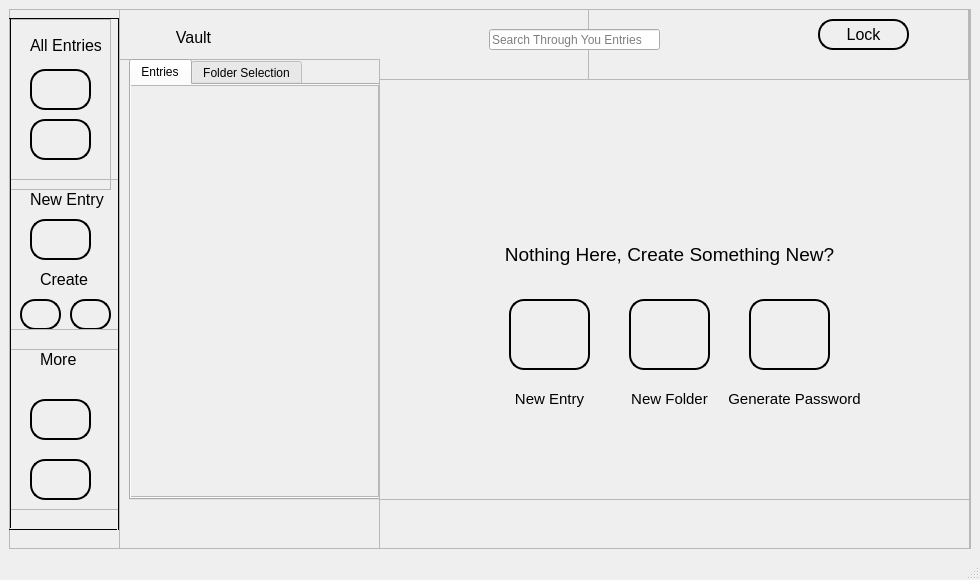
First picture: the form in src/completed/testmain.ui, repository MS-sketch/Data_Manager, before the edit.
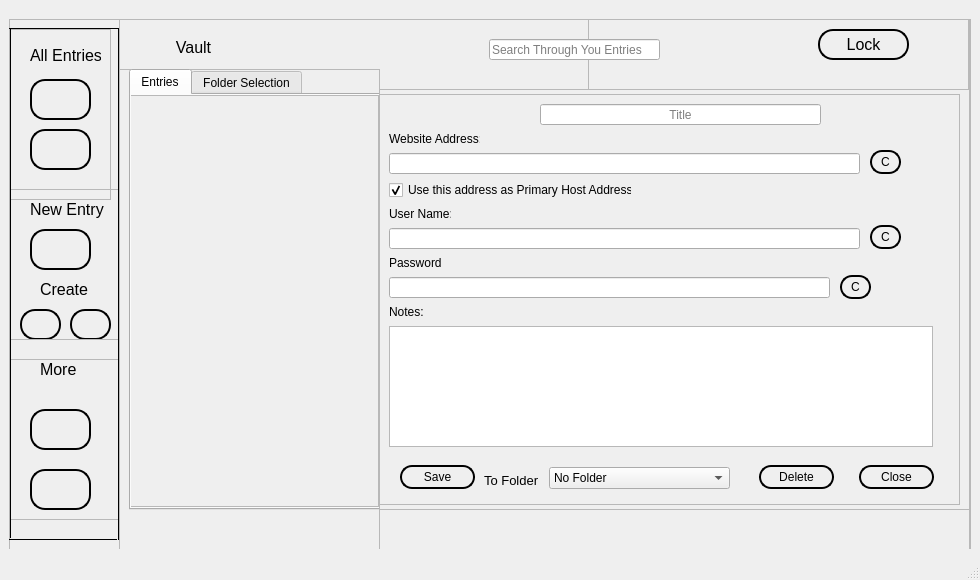
Second picture: the form after the edit. The open tabs and pages were chosen to show the change. Icons and pictures are not drawn.

Commit message: Ui improvements & enhancements, folder feature development.

Patch:
```diff
--- a/src/completed/testmain.ui
+++ b/src/completed/testmain.ui
@@ -34,7 +34,20 @@
    </property>
    <layout class="QVBoxLayout" name="verticalLayout">
     <item>
+     <widget class="QStackedWidget" name="stackedWidget">
+      <property name="currentIndex">
+       <number>0</number>
+      </property>
+      <widget class="QWidget" name="page">
      <widget class="QFrame" name="Main">
+        <property name="geometry">
+         <rect>
+          <x>0</x>
+          <y>10</y>
+          <width>962</width>
+          <height>541</height>
+         </rect>
+        </property>
       <property name="sizePolicy">
        <sizepolicy hsizetype="Expanding" vsizetype="Expanding">
         <horstretch>0</horstretch>
@@ -781,7 +794,7 @@
         <property name="frameShadow">
          <enum>QFrame::Raised</enum>
         </property>
-        <widget class="QStackedWidget" name="stackedWidget">
+          <widget class="QStackedWidget" name="stackedWidget_2">
          <property name="geometry">
           <rect>
            <x>0</x>
@@ -793,7 +806,7 @@
          <property name="currentIndex">
           <number>1</number>
          </property>
-         <widget class="QWidget" name="page">
+           <widget class="QWidget" name="page_3">
           <widget class="QLabel" name="label_8">
            <property name="geometry">
             <rect>
@@ -1044,7 +1057,7 @@
            </property>
           </widget>
          </widget>
-         <widget class="QWidget" name="page_2">
+           <widget class="QWidget" name="page_4">
           <widget class="QScrollArea" name="scrollArea">
            <property name="geometry">
             <rect>
@@ -1211,7 +1224,7 @@
               <string>Notes:</string>
              </property>
             </widget>
-            <widget class="QStackedWidget" name="stackedWidget_2">
+              <widget class="QStackedWidget" name="stackedWidget_3">
              <property name="geometry">
               <rect>
                <x>460</x>
@@ -1250,7 +1263,7 @@
              </widget>
              <widget class="QWidget" name="page_9"/>
             </widget>
-            <widget class="QStackedWidget" name="stackedWidget_3">
+              <widget class="QStackedWidget" name="stackedWidget_4">
              <property name="geometry">
               <rect>
                <x>9</x>
@@ -1478,7 +1491,7 @@
                 <string>Delete</string>
                </property>
               </widget>
-              <widget class="QStackedWidget" name="stackedWidget_4">
+                <widget class="QStackedWidget" name="stackedWidget_5">
                <property name="geometry">
                 <rect>
                  <x>0</x>
@@ -1605,7 +1618,7 @@
               </widget>
              </widget>
             </widget>
-            <widget class="QStackedWidget" name="stackedWidget_5">
+              <widget class="QStackedWidget" name="stackedWidget_6">
              <property name="geometry">
               <rect>
                <x>490</x>
@@ -1644,7 +1657,7 @@
              </widget>
              <widget class="QWidget" name="page_13"/>
             </widget>
-            <widget class="QStackedWidget" name="stackedWidget_6">
+              <widget class="QStackedWidget" name="stackedWidget_7">
              <property name="geometry">
               <rect>
                <x>490</x>
@@ -1723,7 +1736,7 @@
           </property>
          </widget>
         </widget>
-        <widget class="QWidget" name="page_4">
+          <widget class="QWidget" name="page_6">
          <widget class="QLabel" name="label_5">
           <property name="geometry">
            <rect>
@@ -1857,7 +1870,7 @@
         <property name="currentIndex">
          <number>0</number>
         </property>
-        <widget class="QWidget" name="page_6">
+          <widget class="QWidget" name="page_16">
          <widget class="QLineEdit" name="lineEdit">
           <property name="geometry">
            <rect>
@@ -1875,9 +1888,12 @@
           </property>
          </widget>
         </widget>
-        <widget class="QWidget" name="page_7"/>
-       </widget>
-      </widget>
+          <widget class="QWidget" name="page_17"/>
+         </widget>
+        </widget>
+       </widget>
+      </widget>
+      <widget class="QWidget" name="page_2"/>
      </widget>
     </item>
    </layout>
```
Left out of the diff: 4 changed lines with no effect on the pictures. Lines whose indentation alone changed are shown as unchanged. The commit also changes 2 other files.
